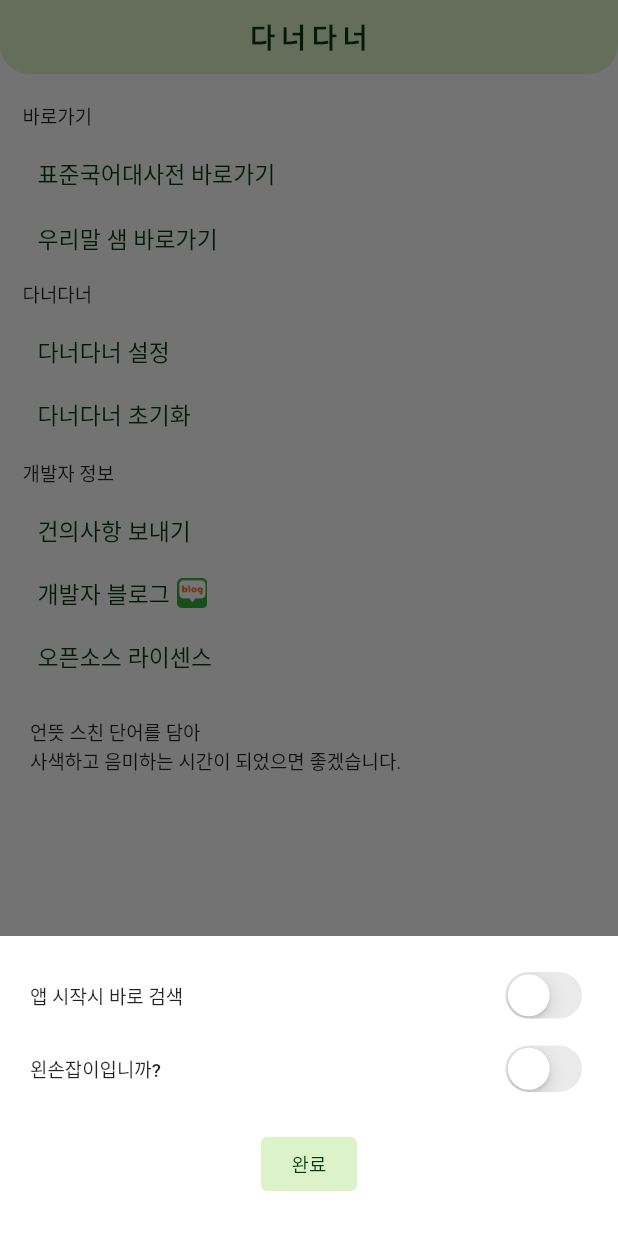
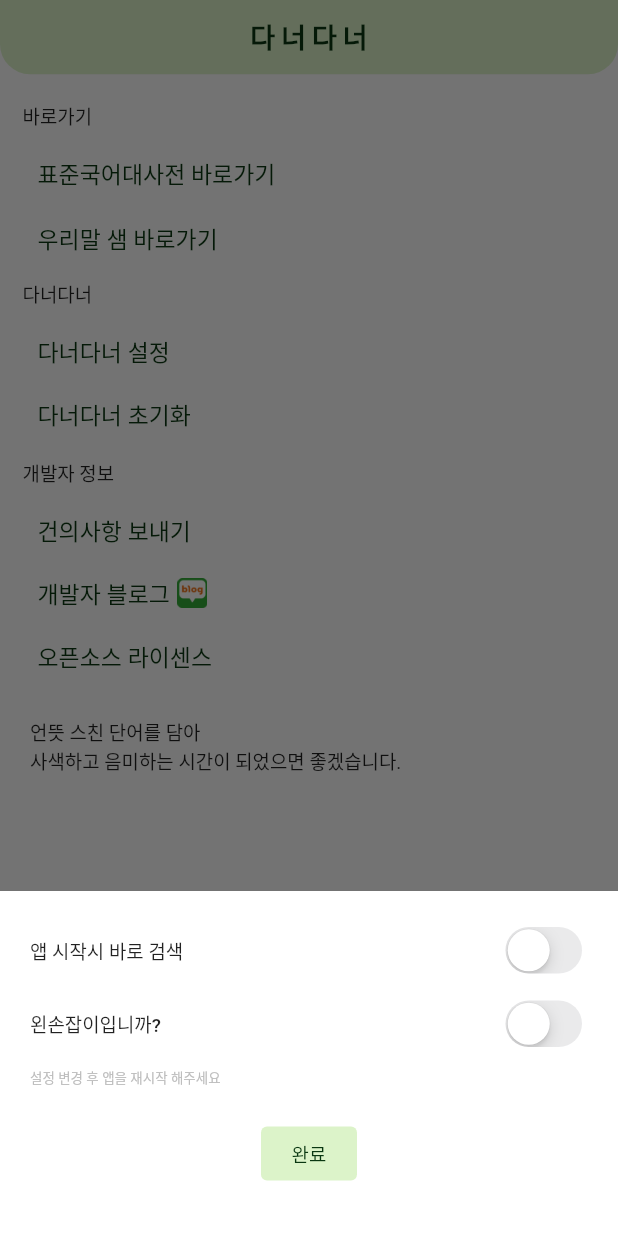
Before and after one commit to bargoLoft/WordWord, a Flutter app: the InfoScreen screen opened directly, after a tap on "다너다너 설정", on a phone screen of 412 x 824 dp. Run offline on Flutter 3.47's test engine with Material 2 defaults, Android fonts, the phone set to English and light mode, and no system bars; our stand-ins replace animated_splash_screen, auto_size_text, device_info_plus, flutter_keyboard_visibility, flutter_slidable, fluttertoast and 10 more; missing offline and left inert: flutter_email_sender, flutter_quill, ios_utsname_ext; accounts and stored records are empty; Roboto replaces fonts that are missing (KoPubBatang); project files that could hold a hidden picture were left out.

Commit message:
change: toastMessage info_screen.dart, word_info_screen.dart, word_list.dart

```diff
--- a/lib/screens/info_screen.dart
+++ b/lib/screens/info_screen.dart
@@ -1,3 +1,5 @@
+// ignore_for_file: deprecated_member_use
+
 import 'dart:async';
 import 'dart:io';
 
@@ -14,9 +16,6 @@ import 'package:url_launcher/url_launcher.dart';
 import 'package:word_word/boxes.dart';
 import 'package:webview_flutter/webview_flutter.dart';
 import 'package:word_word/screens/license.dart';
-import 'package:word_word/screens/setting_screen.dart';
-
-import '../models/app_model.dart';
 
 class InfoScreen extends StatefulWidget {
   const InfoScreen({Key? key}) : super(key: key);
@@ -378,7 +377,7 @@ class _InfoScreenState extends State<InfoScreen> with TickerProviderStateMixin {
             builder: (BuildContext context, StateSetter setState) {
               return Consumer(
                 builder: (context, appModel, child) => Container(
-                  height: 200,
+                  height: 230,
                   color: Colors.white,
                   child: Center(
                     child: Column(
@@ -386,6 +385,7 @@ class _InfoScreenState extends State<InfoScreen> with TickerProviderStateMixin {
                         Padding(
                           padding: const EdgeInsets.all(20),
                           child: Column(
+                            crossAxisAlignment: CrossAxisAlignment.start,
                             children: [
                               Row(
                                 mainAxisAlignment: MainAxisAlignment.spaceBetween,
@@ -466,6 +466,14 @@ class _InfoScreenState extends State<InfoScreen> with TickerProviderStateMixin {
                                   //   thumbColor: Theme.of(context).primaryColorLight,
                                   // ),
                                 ],
+                              ),
+                              SizedBox(height: 10),
+                              Text(
+                                '설정 변경 후 앱을 재시작 해주세요',
+                                style: TextStyle(
+                                  fontSize: 10,
+                                  color: Colors.grey.shade400,
+                                ),
                               ),
                             ],
                           ),
--- a/lib/widgets/word_list.dart
+++ b/lib/widgets/word_list.dart
@@ -53,7 +53,7 @@ class _WordState extends State<Word> with SingleTickerProviderStateMixin {
 
     lottieController.addStatusListener((status) async {
       if (status == AnimationStatus.completed) {
-        Navigator.pop(context);
+        //Navigator.pop(context);
         lottieController.reset();
       }
     });
@@ -411,7 +411,8 @@ class _WordState extends State<Word> with SingleTickerProviderStateMixin {
         //msg: '현재 국립국어원 Open API의 문제로\n 사진 자료가 있는 단어는 상세검색이 되지 않습니다.!',
         gravity: ToastGravity.BOTTOM,
         backgroundColor: backgroundColor ?? Theme.of(context).primaryColorLight,
-        textColor: Theme.of(context).primaryColorDark,
+        textColor:
+            backgroundColor != null ? Colors.red.shade300 : Theme.of(context).primaryColorDark,
         fontSize: 12.0,
         toastLength: Toast.LENGTH_SHORT,
         timeInSecForIosWeb: 1,
```
Also changed, not shown: lib/screens/word_info_screen.dart (+5 -4 lines).
